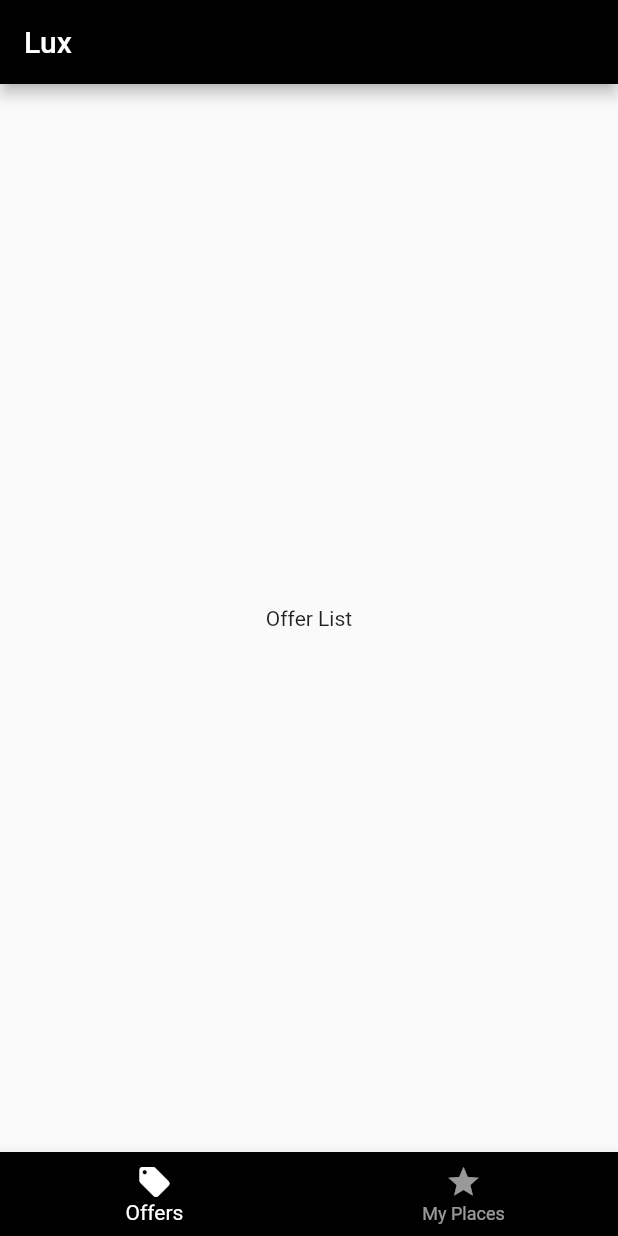
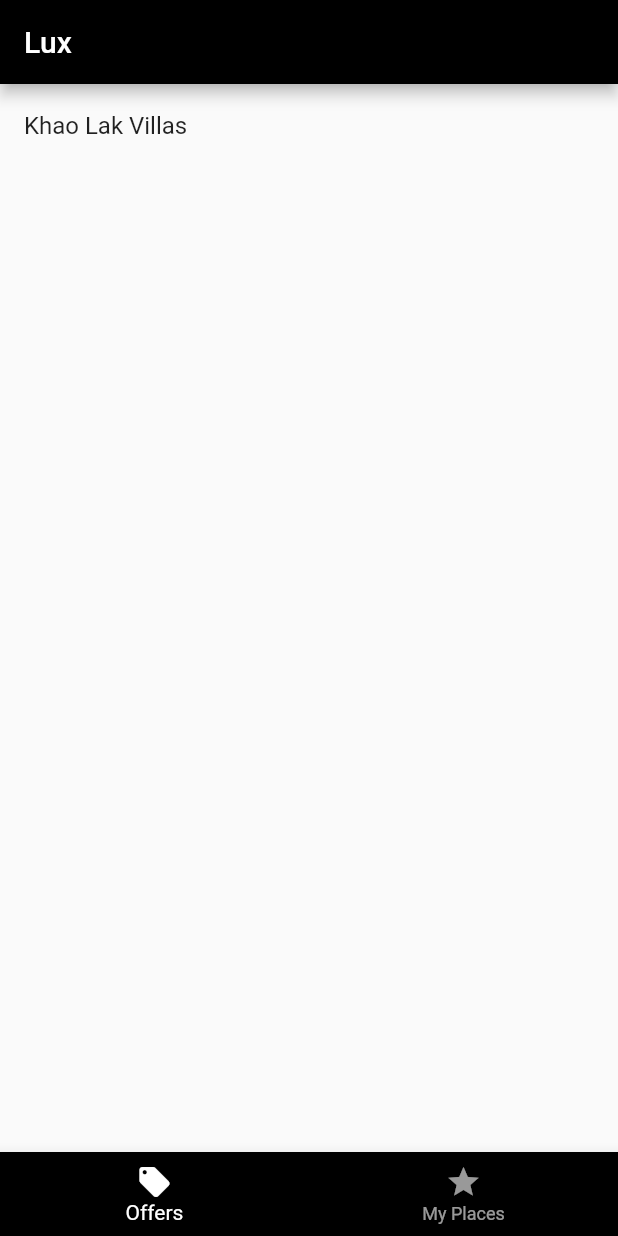
Before and after one commit to dewparin/lux_travel_poc, a Flutter app: the screen it shows after launch, on a phone screen of 412 x 824 dp. Run offline on Flutter 3.47's test engine with Material 2 defaults, Android fonts, the phone set to English and light mode, and no system bars.

Commit message:
Implement OfferModel.

```diff
--- a/lib/main.dart
+++ b/lib/main.dart
@@ -1,6 +1,15 @@
 import 'package:flutter/material.dart';
 import 'package:lux_travel_poc/lux_travel_app.dart';
+import 'package:lux_travel_poc/model/offer_model.dart';
+import 'package:provider/provider.dart';
 
 void main() {
-  runApp(LuxTravelApp());
+  runApp(
+    MultiProvider(
+      providers: [
+        ChangeNotifierProvider(create: (_) => OfferModel())
+      ],
+      child: LuxTravelApp(),
+    ),
+  );
 }
--- /dev/null
+++ b/lib/model/offer.dart
@@ -0,0 +1,15 @@
+class Offer {
+  final String imageUri;
+  final String location;
+  final String title;
+  final String accommodationName;
+  final String priceDetail;
+
+  Offer({
+    required this.imageUri,
+    required this.location,
+    required this.title,
+    required this.accommodationName,
+    required this.priceDetail,
+  });
+}
--- /dev/null
+++ b/lib/model/offer_model.dart
@@ -0,0 +1,36 @@
+import 'dart:collection';
+
+import 'package:flutter/foundation.dart';
+import 'package:lux_travel_poc/model/offer.dart';
+
+final List<Offer> _mockOffers = [
+  Offer(
+    imageUri: 'assets/images/alexander-kaunas-unsplash.jpg',
+    location: 'Khao Lak, Thailand',
+    title: 'Khao Lak Five-Star with Daily Dining & Nightly Cocktails',
+    accommodationName: 'Khao Lak Villas',
+    priceDetail: 'THB 4,290',
+  ),
+];
+
+class OfferModel extends ChangeNotifier {
+  bool _isFetching = false;
+
+  bool get isFetching => _isFetching;
+
+  final List<Offer> _offers = [];
+
+  UnmodifiableListView<Offer> get allOffers => UnmodifiableListView(_offers);
+
+  // mimic reload all offers flow
+  void fetchAllOffers() {
+    _offers.clear();
+    _isFetching = true;
+    notifyListeners();
+    Future.delayed(Duration(seconds: 3), () {
+      _offers.addAll(_mockOffers);
+      _isFetching = false;
+      notifyListeners();
+    });
+  }
+}
--- a/lib/presentation/offer_list.dart
+++ b/lib/presentation/offer_list.dart
@@ -1,11 +1,46 @@
 import 'package:flutter/material.dart';
+import 'package:lux_travel_poc/model/offer_model.dart';
+import 'package:provider/provider.dart';
 
-class OfferList extends StatelessWidget {
+class OfferList extends StatefulWidget {
+  @override
+  State<StatefulWidget> createState() => _State();
+}
+
+class _State extends State<OfferList> {
+  @override
+  void initState() {
+    super.initState();
+    WidgetsBinding.instance!.addPostFrameCallback((_) {
+      Provider.of<OfferModel>(context, listen: false).fetchAllOffers();
+    });
+  }
+
   @override
   Widget build(BuildContext context) {
-    return Center(
-      child: Text('Offer List'),
+    return Consumer<OfferModel>(
+      builder: (_, model, __) {
+        if (model.isFetching) {
+          return Center(
+            child: CircularProgressIndicator(),
+          );
+        } else {
+          return _buildOfferList(model);
+        }
+      },
     );
   }
 
+  Widget _buildOfferList(OfferModel model) {
+    final offers = model.allOffers;
+    return ListView.builder(
+      itemCount: offers.length,
+      itemBuilder: (context, index) {
+        final offer = offers[index];
+        return ListTile(
+          title: Text(offer.accommodationName),
+        );
+      },
+    );
+  }
 }
```
